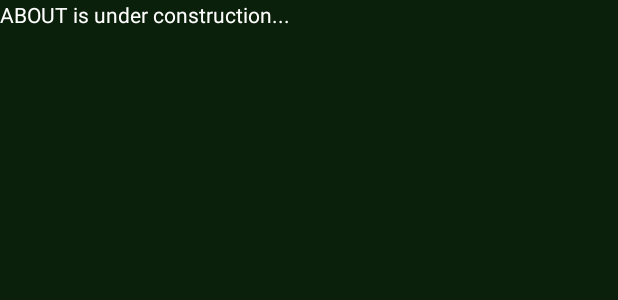
After one commit to VoBlin63/MovieDescription, an Android app: the layout fragment_about.xml on its own in the app's theme, with its tools: preview values and no code run, on a phone screen of 412 x 824 dp. The commit adds this screen. Shown: the top 300 px of the screen. Run offline under Robolectric (Android 15) with nearby library versions, the phone set to English and light mode, and no system bars.

Commit message:
1.поставил обработку нажатия кнопки назад когда в стэке не осталось фрагментов 2.поставил заглушки на неготовые фрагменты

```diff
--- a/app/src/main/java/ru/buryachenko/moviedescription/Constant.java
+++ b/app/src/main/java/ru/buryachenko/moviedescription/Constant.java
@@ -6,6 +6,9 @@ public final class Constant {
     public static final int MAX_PAGES_TO_LOAD = 33;
     public static final long SLEEP_SECONDS_BETWEEN_LOAD_PAGES = 3L;
     public static final String FRAGMENT_CONFIG = "CONFIG";
+    public static final String FRAGMENT_FAQ = "FAQ";
+    public static final String FRAGMENT_ABOUT = "ABOUT";
+    public static final String FRAGMENT_LIKED = "LIKED";
     public static final String FRAGMENT_MAIN_LIST = "MAIN_LIST";
     public static final String FRAGMENT_DETAIL = "DETAIL";
 }
--- /dev/null
+++ b/app/src/main/res/layout/fragment_about.xml
@@ -0,0 +1,23 @@
+<?xml version="1.0" encoding="utf-8"?>
+<LinearLayout xmlns:android="http://schemas.android.com/apk/res/android"
+    xmlns:app="http://schemas.android.com/apk/res-auto"
+    xmlns:tools="http://schemas.android.com/tools"
+    android:layout_width="match_parent"
+    android:layout_height="match_parent"
+    android:background="@color/colorBackgroundField"
+    android:divider="@drawable/config_separator"
+    android:dividerPadding="@dimen/horizontal_margin"
+    android:orientation="vertical"
+    android:showDividers="middle">
+
+    <TextView
+        android:layout_width="match_parent"
+        android:layout_height="match_parent"
+        android:text="ABOUT is under construction..."
+        android:textColor="#FFF"
+        android:background="@color/colorBackgroundField">
+
+    </TextView>
+
+
+</LinearLayout>
```
Also changed, not shown: app/src/main/java/ru/buryachenko/moviedescription/activity/AboutFragment.java (added, +28 -0 lines), app/src/main/java/ru/buryachenko/moviedescription/activity/FaqFragment.java (added, +28 -0 lines), app/src/main/java/ru/buryachenko/moviedescription/activity/LikedFragment.java (added, +28 -0 lines), app/src/main/java/ru/buryachenko/moviedescription/activity/MainActivity.java (+29 -2 lines), app/src/main/java/ru/buryachenko/moviedescription/viemodel/MoviesViewModel.java (+11 -12 lines), app/src/main/res/layout/fragment_faq.xml (added, +23 -0 lines), app/src/main/res/layout/fragment_liked.xml (added, +23 -0 lines).
